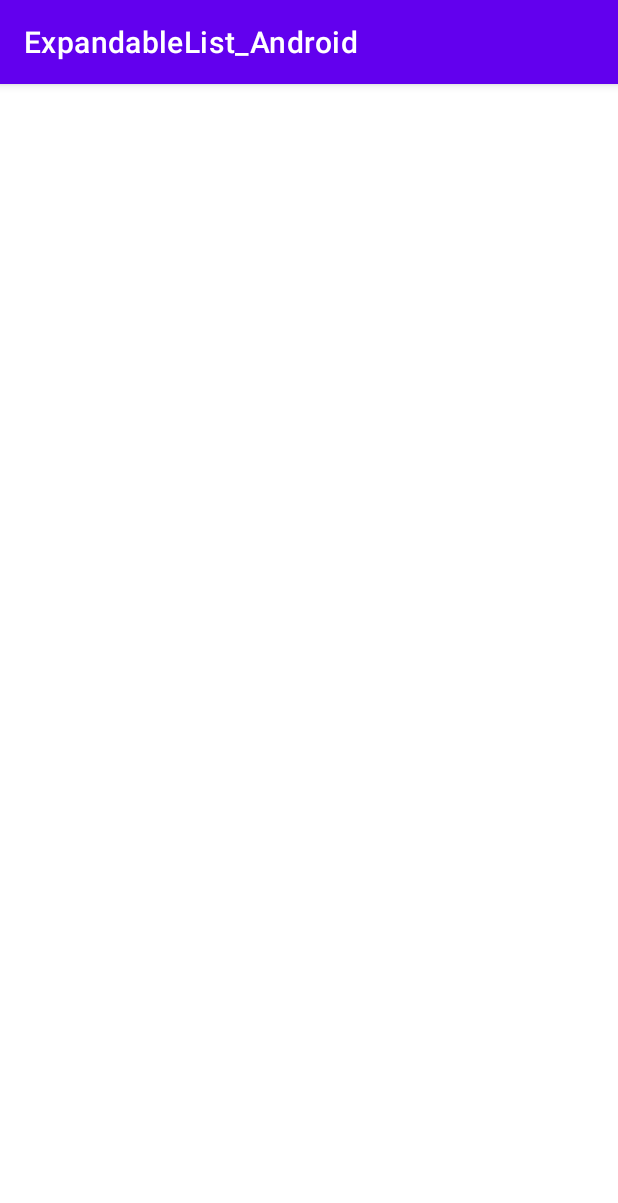
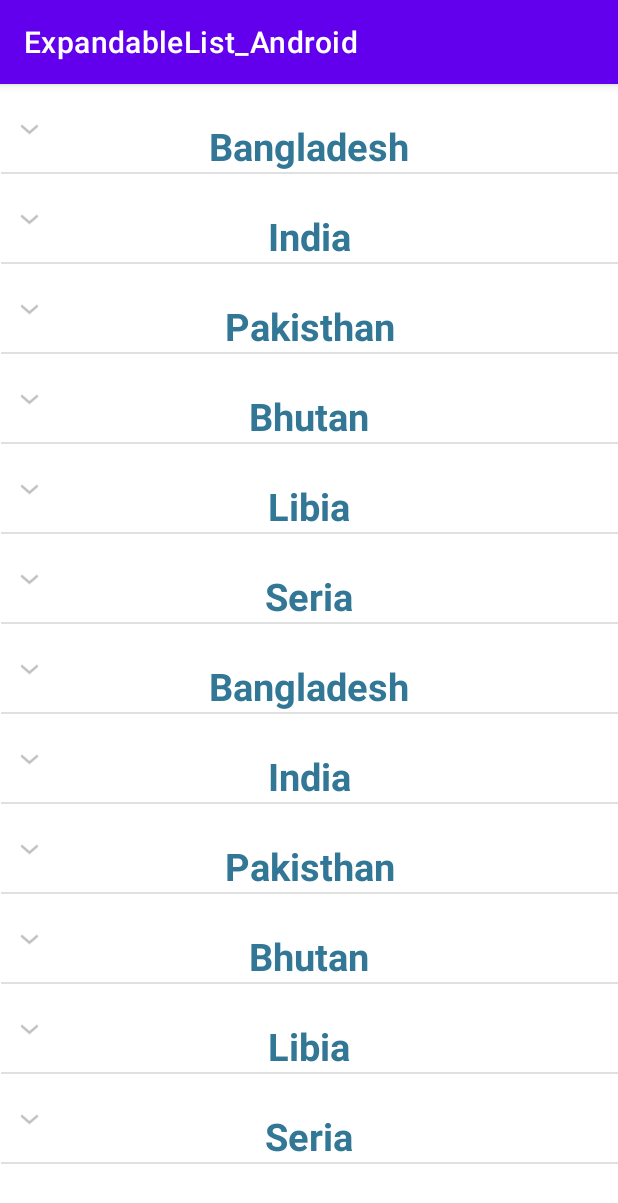
Before and after one commit to MannaICT13/ExpandableList_Android, an Android app: the screen it shows after launch (MainActivity), on a phone screen of 412 x 824 dp. Shown: the top 1203 px of the screen. Run offline under Robolectric (Android 15) with nearby library versions, the phone set to English and light mode, and no system bars.

Commit message:
showed group and child in the list view

```diff
--- a/app/src/main/java/com/mcubes/expandablelist_android/CustomAdapter.java
+++ b/app/src/main/java/com/mcubes/expandablelist_android/CustomAdapter.java
@@ -1,9 +1,11 @@
 package com.mcubes.expandablelist_android;
 
 import android.content.Context;
+import android.view.LayoutInflater;
 import android.view.View;
 import android.view.ViewGroup;
 import android.widget.BaseExpandableListAdapter;
+import android.widget.TextView;
 
 import java.util.HashMap;
 import java.util.List;
@@ -60,12 +62,35 @@ public class CustomAdapter extends BaseExpandableListAdapter {
 
     @Override
     public View getGroupView(int groupPosition, boolean isExpanded, View convertView, ViewGroup parent) {
-        return null;
+
+        String parentText = (String) getGroup(groupPosition);
+
+        if(convertView == null){
+            LayoutInflater layoutInflater = (LayoutInflater) context.getSystemService(Context.LAYOUT_INFLATER_SERVICE);
+           convertView = layoutInflater.inflate(R.layout.parent_layout,parent,false);
+        }
+        TextView textView = convertView.findViewById(R.id.textViewParentId);
+        textView.setText(parentText);
+
+        return convertView;
     }
 
     @Override
     public View getChildView(int groupPosition, int childPosition, boolean isLastChild, View convertView, ViewGroup parent) {
-        return null;
+
+        String childText = (String) getChild(groupPosition,childPosition);
+
+        if(convertView == null){
+
+            LayoutInflater layoutInflater = (LayoutInflater) context.getSystemService(Context.LAYOUT_INFLATER_SERVICE);
+            convertView = layoutInflater.inflate(R.layout.child_layout,parent,false);
+
+
+        }
+        TextView textView = convertView.findViewById(R.id.textViewChidId);
+       textView.setText(childText);
+
+        return convertView;
     }
 
     @Override
--- a/app/src/main/java/com/mcubes/expandablelist_android/MainActivity.java
+++ b/app/src/main/java/com/mcubes/expandablelist_android/MainActivity.java
@@ -24,11 +24,14 @@ public class MainActivity extends AppCompatActivity {
         super.onCreate(savedInstanceState);
         setContentView(R.layout.activity_main);
 
+        prepareList();
+
         expandableListView = findViewById(R.id.expendableViewId);
 
         customAdapter = new CustomAdapter(this,parentList,childList);
+        expandableListView.setAdapter(customAdapter);
 
-        prepareList();
+
     }
 
 
--- a/app/src/main/res/layout/child_layout.xml
+++ b/app/src/main/res/layout/child_layout.xml
@@ -15,6 +15,7 @@
         android:layout_marginTop="24dp"
         android:layout_marginEnd="16dp"
         android:textColor="#171414"
+        android:textSize="20sp"
         android:text="@string/textView_child_name"
         app:layout_constraintEnd_toEndOf="parent"
         app:layout_constraintStart_toStartOf="parent"
--- a/app/src/main/res/layout/parent_layout.xml
+++ b/app/src/main/res/layout/parent_layout.xml
@@ -14,9 +14,10 @@
         android:layout_marginTop="24dp"
         android:layout_marginEnd="16dp"
         android:text="@string/textView_parent_name"
-        android:textSize="15sp"
+        android:textSize="25sp"
         android:textStyle="bold"
         android:textColor="#337797"
+        android:textAlignment="center"
         app:layout_constraintEnd_toEndOf="parent"
         app:layout_constraintStart_toStartOf="parent"
         app:layout_constraintTop_toTopOf="parent" />
--- a/app/src/main/res/values/strings.xml
+++ b/app/src/main/res/values/strings.xml
@@ -29,18 +29,18 @@
 
     <string-array name="child_name">
 
-        <item>Bangladesh</item>
-        <item>India</item>
-        <item>Pakisthan</item>
-        <item>Bhutan</item>
-        <item>Libia</item>
-        <item>Seria</item>
-        <item>Bangladesh</item>
-        <item>India</item>
-        <item>Pakisthan</item>
-        <item>Bhutan</item>
-        <item>Libia</item>
-        <item>Seria</item>
+        <item>Bangladesh, to the east of India on the Bay of Bengal, is a South Asian country marked by lush greenery and many waterways. Its Padma (Ganges), Meghna and Jamuna rivers create fertile plains, and travel by boat is common. On the southern coast, the Sundarbans, an enormous mangrove forest shared with Eastern India, is home to the royal Bengal tiger.</item>
+        <item>Bangladesh, to the east of India on the Bay of Bengal, is a South Asian country marked by lush greenery and many waterways. Its Padma (Ganges), Meghna and Jamuna rivers create fertile plains, and travel by boat is common. On the southern coast, the Sundarbans, an enormous mangrove forest shared with Eastern India, is home to the royal Bengal tiger.</item>
+        <item>Bangladesh, to the east of India on the Bay of Bengal, is a South Asian country marked by lush greenery and many waterways. Its Padma (Ganges), Meghna and Jamuna rivers create fertile plains, and travel by boat is common. On the southern coast, the Sundarbans, an enormous mangrove forest shared with Eastern India, is home to the royal Bengal tiger.</item>
+        <item>Bangladesh, to the east of India on the Bay of Bengal, is a South Asian country marked by lush greenery and many waterways. Its Padma (Ganges), Meghna and Jamuna rivers create fertile plains, and travel by boat is common. On the southern coast, the Sundarbans, an enormous mangrove forest shared with Eastern India, is home to the royal Bengal tiger.</item>
+        <item>Bangladesh, to the east of India on the Bay of Bengal, is a South Asian country marked by lush greenery and many waterways. Its Padma (Ganges), Meghna and Jamuna rivers create fertile plains, and travel by boat is common. On the southern coast, the Sundarbans, an enormous mangrove forest shared with Eastern India, is home to the royal Bengal tiger.</item>
+        <item>Bangladesh, to the east of India on the Bay of Bengal, is a South Asian country marked by lush greenery and many waterways. Its Padma (Ganges), Meghna and Jamuna rivers create fertile plains, and travel by boat is common. On the southern coast, the Sundarbans, an enormous mangrove forest shared with Eastern India, is home to the royal Bengal tiger.</item>
+        <item>Bangladesh, to the east of India on the Bay of Bengal, is a South Asian country marked by lush greenery and many waterways. Its Padma (Ganges), Meghna and Jamuna rivers create fertile plains, and travel by boat is common. On the southern coast, the Sundarbans, an enormous mangrove forest shared with Eastern India, is home to the royal Bengal tiger.</item>
+        <item>Bangladesh, to the east of India on the Bay of Bengal, is a South Asian country marked by lush greenery and many waterways. Its Padma (Ganges), Meghna and Jamuna rivers create fertile plains, and travel by boat is common. On the southern coast, the Sundarbans, an enormous mangrove forest shared with Eastern India, is home to the royal Bengal tiger.</item>
+        <item>Bangladesh, to the east of India on the Bay of Bengal, is a South Asian country marked by lush greenery and many waterways. Its Padma (Ganges), Meghna and Jamuna rivers create fertile plains, and travel by boat is common. On the southern coast, the Sundarbans, an enormous mangrove forest shared with Eastern India, is home to the royal Bengal tiger.</item>
+        <item>Bangladesh, to the east of India on the Bay of Bengal, is a South Asian country marked by lush greenery and many waterways. Its Padma (Ganges), Meghna and Jamuna rivers create fertile plains, and travel by boat is common. On the southern coast, the Sundarbans, an enormous mangrove forest shared with Eastern India, is home to the royal Bengal tiger.</item>
+        <item>Bangladesh, to the east of India on the Bay of Bengal, is a South Asian country marked by lush greenery and many waterways. Its Padma (Ganges), Meghna and Jamuna rivers create fertile plains, and travel by boat is common. On the southern coast, the Sundarbans, an enormous mangrove forest shared with Eastern India, is home to the royal Bengal tiger.</item>
+        <item>Bangladesh, to the east of India on the Bay of Bengal, is a South Asian country marked by lush greenery and many waterways. Its Padma (Ganges), Meghna and Jamuna rivers create fertile plains, and travel by boat is common. On the southern coast, the Sundarbans, an enormous mangrove forest shared with Eastern India, is home to the royal Bengal tiger.</item>
 
 
     </string-array>
```
